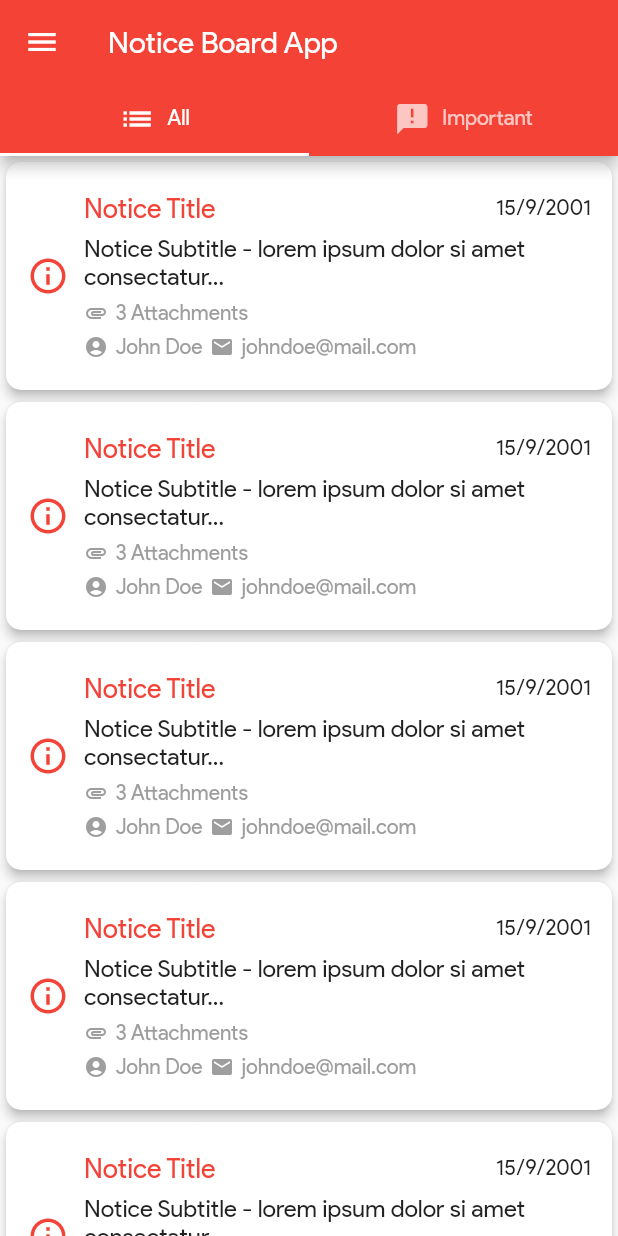
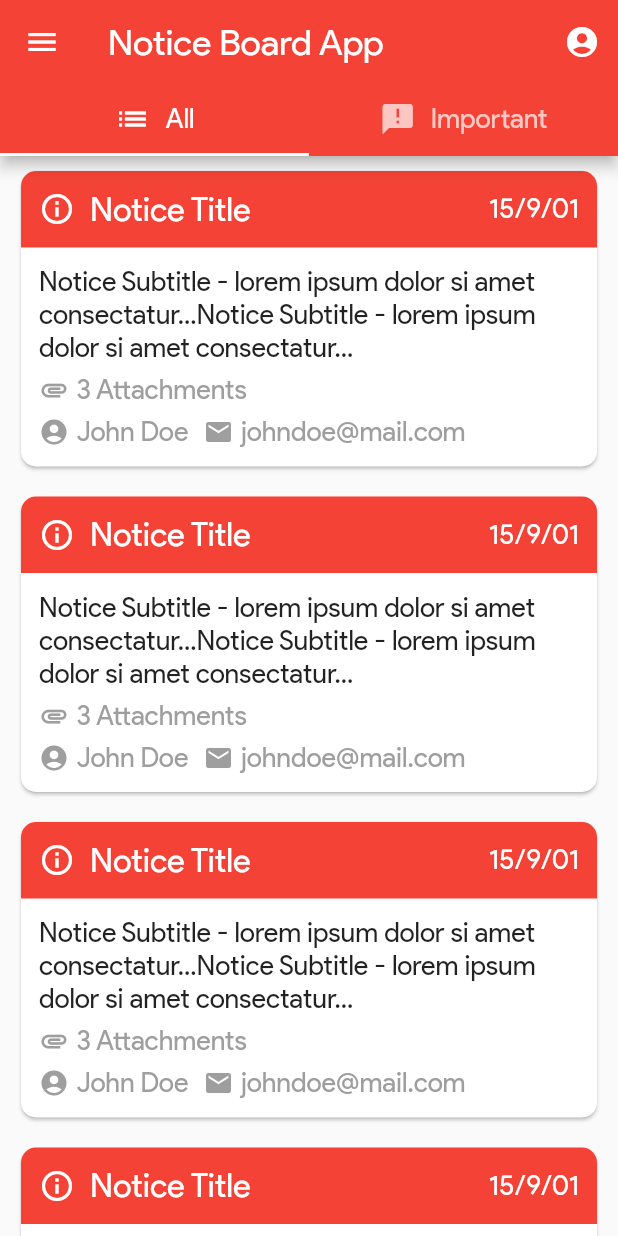
Before and after one commit to Harshit-Sonawala/notice_board_app, a Flutter app: the screen it shows after launch, on a phone screen of 412 x 824 dp. Run offline on Flutter 3.47's test engine with Material 2 defaults, Android fonts, the phone set to English and light mode, and no system bars.

Commit message:
major layout changes

```diff
--- /dev/null
+++ b/lib/models/notice_model.dart
@@ -0,0 +1,21 @@
+class NoticeModel {
+  int noticeId;
+  String noticeTitle;
+  String noticeSubtitle;
+  DateTime noticeDate;
+  List<String> noticeAttachments;
+  List<String> noticeImages;
+  String noticePosterName;
+  String noticePosterEmail;
+
+  NoticeModel({
+    required this.noticeId,
+    required this.noticeTitle,
+    this.noticeSubtitle = '',
+    required this.noticeDate,
+    this.noticeAttachments = const [],
+    this.noticeImages = const [],
+    required this.noticePosterName,
+    required this.noticePosterEmail,
+  });
+}
--- /dev/null
+++ b/lib/screens/account_screen.dart
@@ -0,0 +1,14 @@
+import 'package:flutter/material.dart';
+
+class AccountScreen extends StatelessWidget {
+  const AccountScreen({Key? key}) : super(key: key);
+
+  @override
+  Widget build(BuildContext context) {
+    return const Center(
+      child: Text(
+        'Account Screen',
+      ),
+    );
+  }
+}
--- a/lib/screens/home_screen.dart
+++ b/lib/screens/home_screen.dart
@@ -17,7 +17,20 @@ class _HomeScreenState extends State<HomeScreen> {
       length: 2,
       child: Scaffold(
         appBar: AppBar(
-          title: const Text('Notice Board App'),
+          actions: [
+            IconButton(
+              onPressed: () {},
+              icon: const Icon(
+                Icons.account_circle,
+              ),
+            ),
+          ],
+          title: const Text(
+            'Notice Board App',
+            style: TextStyle(
+              fontSize: 24,
+            ),
+          ),
           bottom: TabBar(
             tabs: [
               Tab(
@@ -25,8 +38,8 @@ class _HomeScreenState extends State<HomeScreen> {
                   mainAxisAlignment: MainAxisAlignment.center,
                   children: const <Widget>[
                     Icon(Icons.list),
-                    SizedBox(width: 8),
-                    Text('All'),
+                    SizedBox(width: 10),
+                    Text('All', style: TextStyle(fontSize: 18)),
                   ],
                 ),
               ),
@@ -35,8 +48,8 @@ class _HomeScreenState extends State<HomeScreen> {
                   mainAxisAlignment: MainAxisAlignment.center,
                   children: const <Widget>[
                     Icon(Icons.announcement),
-                    SizedBox(width: 8),
-                    Text('Important'),
+                    SizedBox(width: 10),
+                    Text('Important', style: TextStyle(fontSize: 18)),
                   ],
                 ),
               ),
@@ -44,7 +57,7 @@ class _HomeScreenState extends State<HomeScreen> {
           ),
         ),
         drawer: const CustomDrawer(),
-        body: TabBarView(
+        body: const TabBarView(
           children: <Widget>[
             AllNotices(),
             ImportantNotices(),
--- /dev/null
+++ b/lib/screens/notice_screen.dart
@@ -0,0 +1,25 @@
+import 'package:flutter/material.dart';
+import 'package:notice_board_app/models/notice_model.dart';
+
+class NoticeScreen extends StatelessWidget {
+  const NoticeScreen({
+    Key? key,
+    required this.passedNotice,
+  }) : super(key: key);
+
+  final NoticeModel passedNotice;
+
+  @override
+  Widget build(BuildContext context) {
+    return Scaffold(
+      appBar: AppBar(
+        title: Text(passedNotice.noticeTitle),
+      ),
+      body: SingleChildScrollView(
+        child: Column(
+          mainAxisAlignment: MainAxisAlignment.center,
+        ),
+      ),
+    );
+  }
+}
--- a/lib/widgets/all_notices.dart
+++ b/lib/widgets/all_notices.dart
@@ -8,7 +8,7 @@ class AllNotices extends StatelessWidget {
   Widget build(BuildContext context) {
     return ListView.builder(
       itemCount: 10,
-      itemBuilder: (BuildContext context, int eachNotice) => Notice(),
+      itemBuilder: (BuildContext context, int eachNotice) => const Notice(),
     );
   }
 }
--- a/lib/widgets/custom_drawer.dart
+++ b/lib/widgets/custom_drawer.dart
@@ -25,15 +25,15 @@ class CustomDrawer extends StatelessWidget {
             ),
           ),
           ListTile(
-            title: Text('Drawer Tile 1'),
+            title: const Text('Drawer Tile 1'),
             onTap: () => {},
           ),
           ListTile(
-            title: Text('Drawer Tile 2'),
+            title: const Text('Drawer Tile 2'),
             onTap: () => {},
           ),
           ListTile(
-            title: Text('Drawer Tile 3'),
+            title: const Text('Drawer Tile 3'),
             onTap: () => {},
           ),
         ],
--- a/lib/widgets/notice.dart
+++ b/lib/widgets/notice.dart
@@ -1,4 +1,6 @@
 import 'package:flutter/material.dart';
+import 'package:notice_board_app/models/notice_model.dart';
+import '../screens/notice_screen.dart';
 
 class Notice extends StatelessWidget {
   const Notice({Key? key}) : super(key: key);
@@ -6,63 +8,100 @@ class Notice extends StatelessWidget {
   @override
   Widget build(BuildContext context) {
     return Card(
+      margin: const EdgeInsets.symmetric(vertical: 10, horizontal: 14),
       shape: RoundedRectangleBorder(
         borderRadius: BorderRadius.circular(10),
       ),
-      elevation: 3,
-      child: Padding(
-        padding: const EdgeInsets.symmetric(vertical: 20, horizontal: 14),
+      elevation: 1,
+      child: InkWell(
+        onTap: () => {
+          Navigator.push(
+            context,
+            MaterialPageRoute(
+              builder: (context) => NoticeScreen(
+                passedNotice: NoticeModel(
+                  noticeId: 1,
+                  noticeTitle: 'Notice Title',
+                  noticeDate: DateTime.now(),
+                  noticePosterName: 'John Doe',
+                  noticePosterEmail: 'johndoe@mail.com',
+                ),
+              ),
+            ),
+          )
+        },
         child: Row(
           children: <Widget>[
-            Icon(
-              Icons.info_outline,
-              size: 28,
-              color: Theme.of(context).primaryColor,
-            ),
-            const SizedBox(width: 10),
+            // A leading icon/image() goes here,
+            // const SizedBox(width: 10),
             Expanded(
               child: Column(
                 mainAxisAlignment: MainAxisAlignment.center,
                 crossAxisAlignment: CrossAxisAlignment.start,
                 children: [
-                  Row(
-                    mainAxisAlignment: MainAxisAlignment.spaceBetween,
+                  Container(
+                    padding: const EdgeInsets.all(12),
+                    decoration: BoxDecoration(
+                      color: Theme.of(context).primaryColor,
+                      borderRadius: const BorderRadius.only(
+                        topLeft: Radius.circular(10),
+                        topRight: Radius.circular(10),
+                        // bottomLeft: Radius.circular(10),
+                        // bottomRight: Radius.circular(10),
+                      ),
+                    ),
+                    child: Row(
+                      mainAxisAlignment: MainAxisAlignment.start,
                       children: <Widget>[
-                      Text(
+                        const Icon(
+                          Icons.info_outline,
+                          size: 24,
+                          color: Colors.white,
+                        ),
+                        const SizedBox(width: 10),
+                        const Text(
                           'Notice Title',
                           style: TextStyle(
-                          color: Theme.of(context).primaryColor,
-                          fontSize: 18,
+                            color: Colors.white,
+                            fontSize: 22,
                           ),
                         ),
+                        const SizedBox(width: 10),
+                        Spacer(),
                         const Text(
-                        '15/9/2001',
+                          '15/9/01',
                           style: TextStyle(
-                          fontSize: 14,
+                            fontSize: 18,
+                            color: Colors.white,
                           ),
                         ),
                       ],
                     ),
-                  const SizedBox(height: 6),
+                  ),
+                  Padding(
+                    padding: const EdgeInsets.symmetric(vertical: 12, horizontal: 12),
+                    child: Column(
+                      children: <Widget>[
                         const Text(
-                    'Notice Subtitle - lorem ipsum dolor si amet consectatur...',
+                          'Notice Subtitle - lorem ipsum dolor si amet consectatur...Notice Subtitle - lorem ipsum dolor si amet consectatur...',
                           style: TextStyle(
-                      fontSize: 16,
+                            fontSize: 18,
                           ),
                         ),
                         const SizedBox(height: 6),
                         Row(
+                          crossAxisAlignment: CrossAxisAlignment.center,
                           children: const <Widget>[
                             Icon(
                               Icons.attachment,
-                        size: 16,
+                              size: 20,
                               color: Colors.grey,
                             ),
                             SizedBox(width: 5),
                             Text(
                               '3 Attachments',
                               style: TextStyle(
-                          fontSize: 14,
+                                fontSize: 18,
                                 color: Colors.grey,
                               ),
                             ),
@@ -70,31 +109,32 @@ class Notice extends StatelessWidget {
                         ),
                         const SizedBox(height: 6),
                         Row(
+                          crossAxisAlignment: CrossAxisAlignment.center,
                           children: const <Widget>[
                             Icon(
                               Icons.account_circle,
-                        size: 16,
+                              size: 20,
                               color: Colors.grey,
                             ),
                             SizedBox(width: 5),
                             Text(
                               'John Doe',
                               style: TextStyle(
-                          fontSize: 14,
+                                fontSize: 18,
                                 color: Colors.grey,
                               ),
                             ),
-                      SizedBox(width: 5),
+                            SizedBox(width: 10),
                             Icon(
                               Icons.email,
-                        size: 16,
+                              size: 20,
                               color: Colors.grey,
                             ),
                             SizedBox(width: 5),
                             Text(
                               'johndoe@mail.com',
                               style: TextStyle(
-                          fontSize: 14,
+                                fontSize: 18,
                                 color: Colors.grey,
                               ),
                             ),
@@ -106,6 +146,9 @@ class Notice extends StatelessWidget {
                 ],
               ),
             ),
+          ],
+        ),
+      ),
     );
   }
 }
```
Lines whose indentation alone changed are shown as unchanged.
